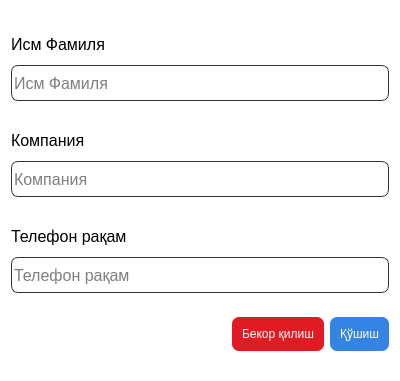
The window that ui/add_client_ui.ui (JavokhirMamirov/shopapp) describes before a commit, drawn with Qt 5.
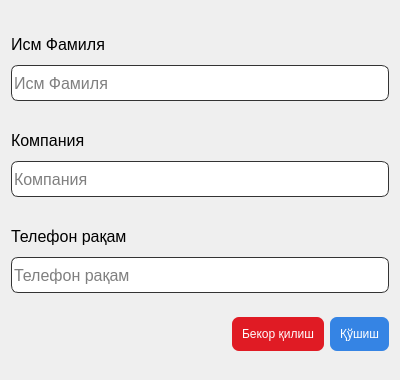
The same window after the commit. Icons and pictures are not drawn.

Diff of the .ui file:
```diff
--- a/ui/add_client_ui.ui
+++ b/ui/add_client_ui.ui
@@ -1,13 +1,13 @@
 <?xml version="1.0" encoding="UTF-8"?>
 <ui version="4.0">
- <class>Form</class>
- <widget class="QWidget" name="Form">
+ <class>Dialog</class>
+ <widget class="QDialog" name="Dialog">
   <property name="geometry">
    <rect>
     <x>0</x>
     <y>0</y>
     <width>400</width>
-    <height>381</height>
+    <height>380</height>
    </rect>
   </property>
   <property name="minimumSize">
@@ -25,17 +25,7 @@
   <property name="windowTitle">
    <string>Мижоз қўшиш</string>
   </property>
-  <property name="windowIcon">
-   <iconset resource="../resources.qrc">
-    <normaloff>:/newPrefix/assets/client.png</normaloff>:/newPrefix/assets/client.png</iconset>
-  </property>
-  <property name="styleSheet">
-   <string notr="true">#Form{
-	
-	background-color: rgb(255, 255, 255);
-}</string>
-  </property>
-  <layout class="QVBoxLayout" name="verticalLayout_4">
+  <layout class="QVBoxLayout" name="verticalLayout_10">
    <item>
     <layout class="QVBoxLayout" name="verticalLayout">
      <item>
```
Left out of the diff: 33 changed lines with no effect on the pictures.
